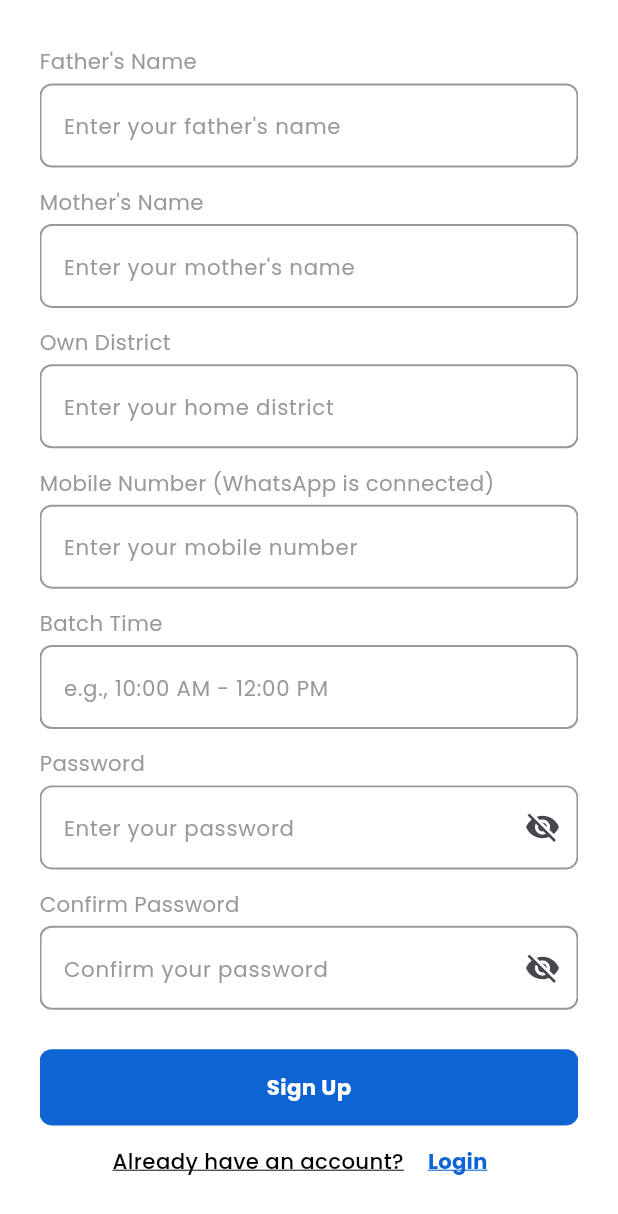
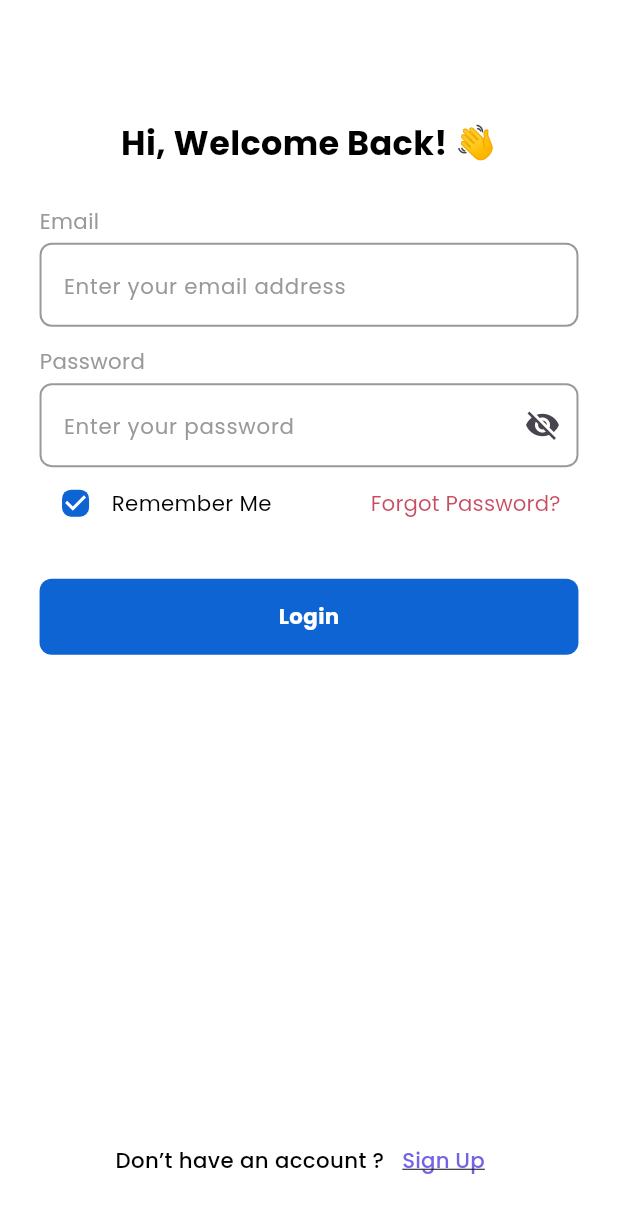
Before and after one commit to Ztrios/Learning-Management, a Flutter app: the screen it shows after launch, scrolled down 257 dp, after a tap on "Login", on a phone screen of 412 x 824 dp. Shown: the top 1214 px of the screen. Run offline on Flutter 3.47's test engine with Material 3 defaults, Android fonts, the phone set to English and light mode, and no system bars; drawn by our look-alikes of toastification; our stand-ins replace awesome_notifications, dartz, dio, equatable, firebase_core, firebase_messaging and 12 more; accounts and stored records are empty.

Commit message:
:art:[Interface]: Sign up and log in page ui design complete.

```diff
--- a/lib/config/service_locator/service_locator.dart
+++ b/lib/config/service_locator/service_locator.dart
@@ -8,8 +8,8 @@ final sl = GetIt.instance;
 void initServiceLocator(){
 
   sl.registerSingleton<DioClient>(DioClient());
-  sl.registerSingleton<InternetConnectionChecker>(InternetConnectionChecker.instance);
-  sl.registerSingleton<PushNotificationService>(PushNotificationServiceImpl());
+  //sl.registerSingleton<InternetConnectionChecker>(InternetConnectionChecker.instance);
+  //sl.registerSingleton<PushNotificationService>(PushNotificationServiceImpl());
 
   // /// Remote Services
   // sl.registerSingleton<HomeServices>(HomeServicesImpl());
--- a/lib/features/authentication/authentication_routes.dart
+++ b/lib/features/authentication/authentication_routes.dart
@@ -1,5 +1,6 @@
 import 'package:go_router/go_router.dart';
 import 'package:learning_management/config/routes/router_transition.dart';
+import 'package:learning_management/features/authentication/presentation/pages/log_in_page.dart';
 import 'package:learning_management/features/authentication/presentation/pages/sign_up_page.dart';
 
 class AuthenticationRouter {
@@ -18,11 +19,20 @@ class AuthenticationRouter {
               transitionsBuilder: routerTransition
           );
         },
-        routes: [
+    ),
 
-
-        ]
-    ),
+    /// LogIn page
+    GoRoute(
+        path: LogInPage.path,
+        name: LogInPage.name,
+        pageBuilder: (context, state){
+          return CustomTransitionPage(
+              key: state.pageKey,
+              child: LogInPage(),
+              transitionsBuilder: routerTransition
+          );
+        }
+    )
 
   ];
 
--- /dev/null
+++ b/lib/features/authentication/presentation/pages/log_in_page.dart
@@ -0,0 +1,136 @@
+import 'package:flutter/material.dart';
+import 'package:flutter_screenutil/flutter_screenutil.dart';
+import 'package:learning_management/core/utils/styles/app_colors.dart';
+import 'package:learning_management/core/utils/styles/app_text_styles.dart';
+import 'package:learning_management/core/utils/ui_helpers/paddings.dart';
+import 'package:learning_management/core/utils/ui_helpers/spacing.dart';
+import 'package:learning_management/widgets/buttons/primary_button.dart';
+import 'package:learning_management/widgets/text_forms/primary_text_forms_fields.dart';
+
+class LogInPage extends StatelessWidget {
+  static String get path => "/login";
+  static String get name => "login";
+
+  const LogInPage({super.key});
+
+
+
+  @override
+  Widget build(BuildContext context) {
+    return Scaffold(
+      backgroundColor: Colors.white,
+      body: SafeArea(
+        child: Container(
+          width: 1.sw,
+          height: 1.sh,
+          padding: padding24,
+          child: Column(
+            crossAxisAlignment: CrossAxisAlignment.center,
+            children: [
+
+              gap48,
+
+              Text(
+                "Hi, Welcome Back! 👋",
+                style: AppTextStyles.titleLarge.copyWith(
+                    fontWeight: FontWeight.bold
+                ),
+              ),
+
+              gap24,
+
+              Column(
+                spacing: 12.w,
+                children: [
+
+                  PrimaryTextFormsFields(
+                    title: "Email",
+                    hintText: "Enter your email address",
+                  ),
+
+
+                  PrimaryTextFormsFields(
+                      title: "Password",
+                      hintText: "Enter your password",
+                      showObscureButton: true
+                  ),
+
+                ],
+              ),
+
+              Row(
+                children: [
+                  Checkbox(
+                      value: true,
+                      checkColor: Colors.white,
+                      shape: RoundedRectangleBorder(
+                        side: BorderSide(color: AppColors.grey),
+                        borderRadius: BorderRadius.circular(6), // Rounded corners
+                      ),
+                      activeColor: AppColors.deepBlue,
+                      onChanged: (value){}
+                  ),
+
+                  Text(
+                    "Remember Me",
+                    style: AppTextStyles.bodyMedium.copyWith(
+                      color: AppColors.textPrimary
+                    ),
+                  ),
+
+                  const Spacer(),
+
+                  TextButton(
+                    onPressed: (){},
+                    child: Text(
+                      "Forgot Password?",
+                      style: AppTextStyles.bodyMedium.copyWith(
+                          color: AppColors.errorRed.withValues(alpha: 0.7)
+                      )
+                    )
+                  )
+                ],
+              ),
+
+              gap24,
+
+              PrimaryButton(
+                text: "Login",
+                textColor: Colors.white,
+              ),
+
+
+              const Spacer(),
+
+
+              Row(
+                mainAxisAlignment: MainAxisAlignment.center,
+                children: [
+
+                  Text(
+                    "Don’t have an account ?",
+                    style: AppTextStyles.titleSmall,
+                  ),
+
+                  TextButton(
+                    onPressed: (){},
+                    child: Text(
+                        "Sign Up",
+                        style: AppTextStyles.titleSmall.copyWith(
+                            decoration: TextDecoration.underline,
+                            color: AppColors.deepPurpleAccent
+                        )
+                    ),
+                  )
+
+                ],
+              )
+
+
+            ],
+          ),
+        ),
+      ),
+    );
+  }
+}
--- a/lib/features/authentication/presentation/pages/login_page.dart
+++ /dev/null
@@ -1,10 +0,0 @@
-import 'package:flutter/material.dart';
-
-class LoginPage extends StatelessWidget {
-  const LoginPage({super.key});
-
-  @override
-  Widget build(BuildContext context) {
-    return const Placeholder();
-  }
-}
--- a/lib/features/authentication/presentation/pages/sign_up_page.dart
+++ b/lib/features/authentication/presentation/pages/sign_up_page.dart
@@ -1,9 +1,11 @@
 import 'package:flutter/material.dart';
 import 'package:flutter_screenutil/flutter_screenutil.dart';
+import 'package:go_router/go_router.dart';
 import 'package:learning_management/core/utils/styles/app_colors.dart';
 import 'package:learning_management/core/utils/styles/app_text_styles.dart';
 import 'package:learning_management/core/utils/ui_helpers/paddings.dart';
 import 'package:learning_management/core/utils/ui_helpers/spacing.dart';
+import 'package:learning_management/features/authentication/presentation/pages/log_in_page.dart';
 import 'package:learning_management/widgets/buttons/primary_button.dart';
 import 'package:learning_management/widgets/text_forms/primary_text_forms_fields.dart';
 
@@ -132,7 +134,7 @@ class SignUpPage extends StatelessWidget {
                     ),
 
                     TextButton(
-                      onPressed: (){},
+                      onPressed: ()=> context.go(LogInPage.path),
                       child: Text(
                           "Login",
                           style: AppTextStyles.titleSmall.copyWith(
```
